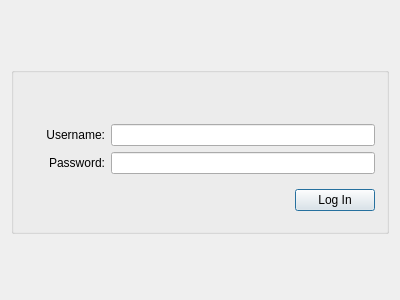
mswis731/fantasy-football-auto, file logindialog.ui: the form before one commit.
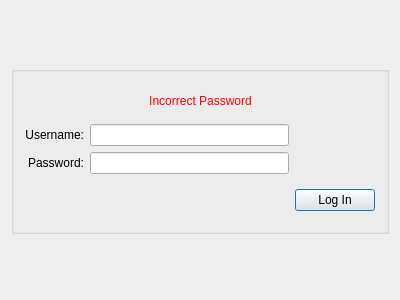
The form after the commit.

Commit message: adds indicator for incorrect password

The edit to the form file:
```diff
--- a/logindialog.ui
+++ b/logindialog.ui
@@ -10,19 +10,31 @@
     <height>300</height>
    </rect>
   </property>
+  <property name="minimumSize">
+   <size>
+    <width>400</width>
+    <height>300</height>
+   </size>
+  </property>
+  <property name="maximumSize">
+   <size>
+    <width>400</width>
+    <height>300</height>
+   </size>
+  </property>
   <property name="windowTitle">
    <string>Log In</string>
   </property>
   <layout class="QGridLayout" name="gridLayout_2">
    <item row="0" column="0">
-    <spacer name="verticalSpacer_3">
+    <spacer name="verticalSpacer">
      <property name="orientation">
       <enum>Qt::Vertical</enum>
      </property>
      <property name="sizeHint" stdset="0">
       <size>
        <width>20</width>
-       <height>38</height>
+       <height>42</height>
       </size>
      </property>
     </spacer>
@@ -33,18 +45,68 @@
       <string/>
      </property>
      <layout class="QGridLayout" name="gridLayout">
-      <item row="0" column="1">
-       <spacer name="verticalSpacer">
-        <property name="orientation">
-         <enum>Qt::Vertical</enum>
+      <item row="0" column="0" colspan="3">
+       <widget class="QFrame" name="frame">
+        <property name="minimumSize">
+         <size>
+          <width>0</width>
+          <height>35</height>
+         </size>
         </property>
-        <property name="sizeHint" stdset="0">
+        <property name="maximumSize">
          <size>
-          <width>20</width>
-          <height>40</height>
+          <width>16777215</width>
+          <height>35</height>
          </size>
         </property>
-       </spacer>
+        <property name="frameShape">
+         <enum>QFrame::NoFrame</enum>
+        </property>
+        <property name="frameShadow">
+         <enum>QFrame::Raised</enum>
+        </property>
+        <layout class="QHBoxLayout" name="horizontalLayout">
+         <item>
+          <spacer name="horizontalSpacer">
+           <property name="orientation">
+            <enum>Qt::Horizontal</enum>
+           </property>
+           <property name="sizeHint" stdset="0">
+            <size>
+             <width>104</width>
+             <height>14</height>
+            </size>
+           </property>
+          </spacer>
+         </item>
+         <item>
+          <widget class="QLabel" name="incorrect_password_label">
+           <property name="styleSheet">
+            <string notr="true">QLabel { color: red; }</string>
+           </property>
+           <property name="text">
+            <string>Incorrect Password</string>
+           </property>
+           <property name="alignment">
+            <set>Qt::AlignCenter</set>
+           </property>
+          </widget>
+         </item>
+         <item>
+          <spacer name="horizontalSpacer_2">
+           <property name="orientation">
+            <enum>Qt::Horizontal</enum>
+           </property>
+           <property name="sizeHint" stdset="0">
+            <size>
+             <width>103</width>
+             <height>14</height>
+            </size>
+           </property>
+          </spacer>
+         </item>
+        </layout>
+       </widget>
       </item>
       <item row="1" column="0">
        <widget class="QLabel" name="label">
@@ -62,7 +124,7 @@
         </property>
        </widget>
       </item>
-      <item row="1" column="1" colspan="2">
+      <item row="1" column="1">
        <widget class="QLineEdit" name="username_line">
         <property name="echoMode">
          <enum>QLineEdit::Normal</enum>
@@ -88,7 +150,7 @@
         </property>
        </widget>
       </item>
-      <item row="2" column="1" colspan="2">
+      <item row="2" column="1">
        <widget class="QLineEdit" name="password_line">
         <property name="echoMode">
          <enum>QLineEdit::Password</enum>
```
The commit also changes 1 other file.
